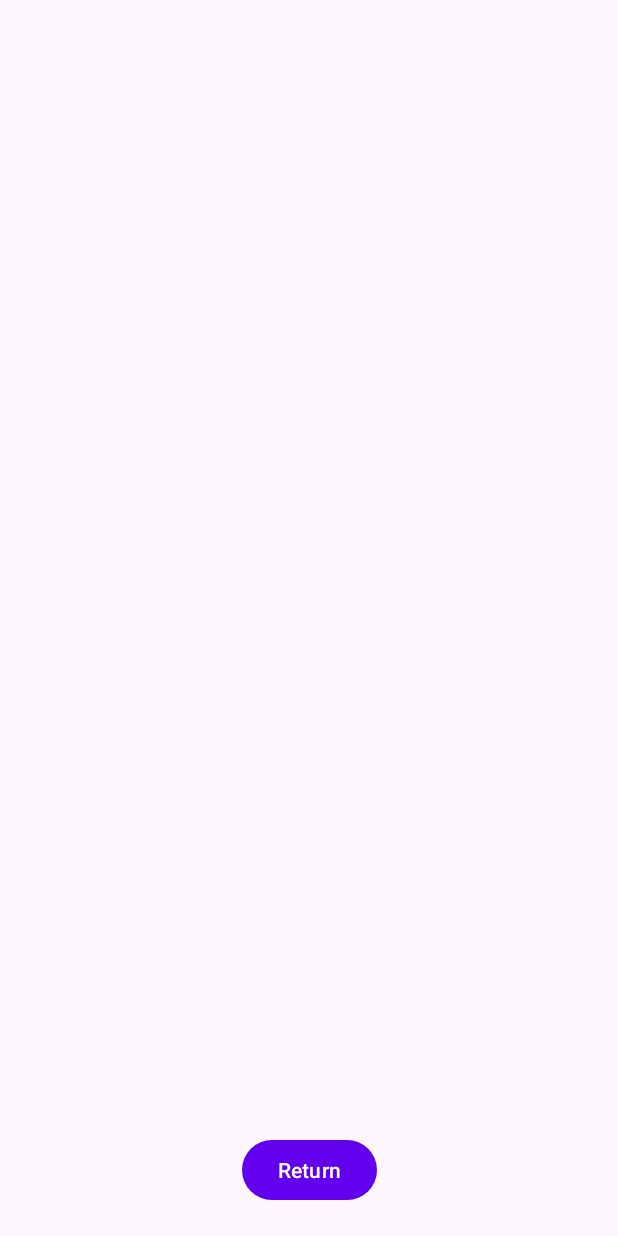
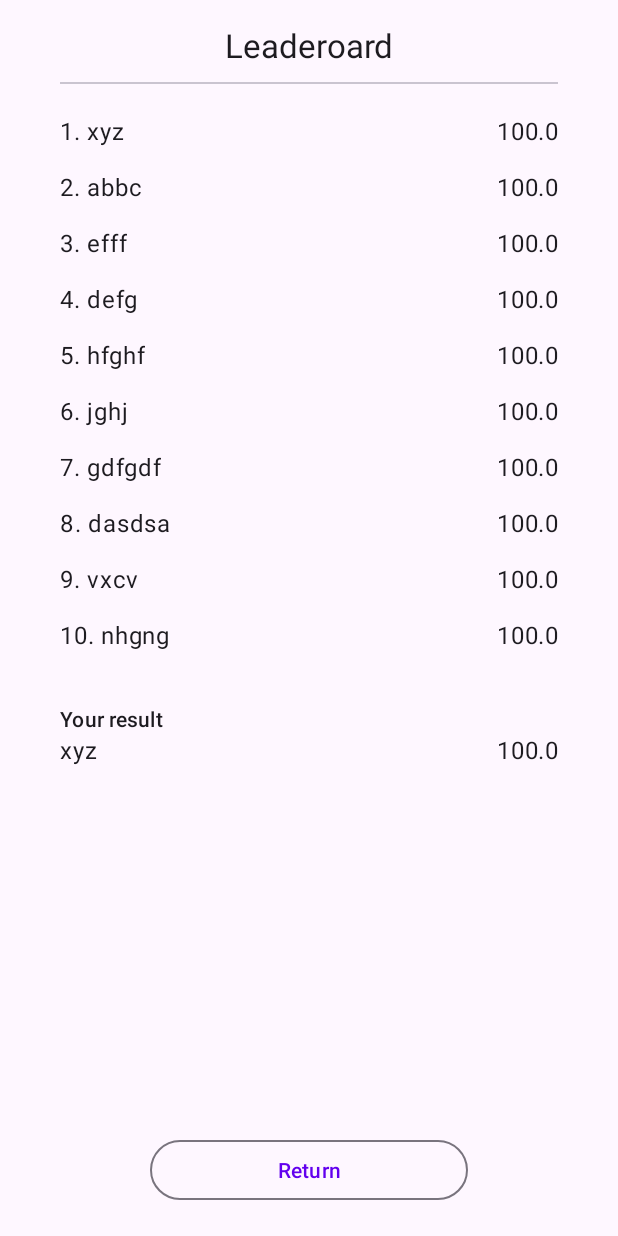
Before and after one commit to MagdalenaBator222/Ishihara_test, an Android app: the LeaderboardFragment screen opened through its navigation route, on a phone screen of 412 x 824 dp. Run offline under Robolectric (Android 15) with nearby library versions, the phone set to English and light mode, and no system bars.

Commit message:
Leaderboard screen + temporary adapter

```diff
--- /dev/null
+++ b/app/src/main/java/com/pl/agh/bator/ishihara_test/LeaderboardAdapter.kt
@@ -0,0 +1,32 @@
+package com.pl.agh.bator.ishihara_test
+
+import android.view.LayoutInflater
+import android.view.View
+import android.view.ViewGroup
+import android.widget.TextView
+import androidx.constraintlayout.widget.ConstraintLayout
+import androidx.recyclerview.widget.RecyclerView
+
+class LeaderboardAdapter (private val dataset: List<LeaderboardScore>) : RecyclerView.Adapter<LeaderboardAdapter.LeaderboardViewHolder>() {
+    class LeaderboardViewHolder(private val view: View) : RecyclerView.ViewHolder(view) {
+        val itemView: ConstraintLayout = view.findViewById(R.id.leaderboard_item)
+    }
+
+    override fun onCreateViewHolder(parent: ViewGroup, viewType: Int): LeaderboardViewHolder {
+        val adapterLayout = LayoutInflater.from(parent.context)
+            .inflate(R.layout.leaderboard_item, parent, false)
+        return LeaderboardViewHolder(adapterLayout)
+    }
+
+    override fun getItemCount(): Int {
+        return dataset.size
+    }
+
+    override fun onBindViewHolder(holder: LeaderboardViewHolder, position: Int) {
+        val score = dataset[position]
+        holder.itemView.findViewById<TextView>(R.id.place_and_name).text =
+            "${score.position}. ${score.name}"
+        holder.itemView.findViewById<TextView>(R.id.score).text =
+            "${score.score}"
+    }
+}
--- a/app/src/main/java/com/pl/agh/bator/ishihara_test/LeaderboardFragment.kt
+++ b/app/src/main/java/com/pl/agh/bator/ishihara_test/LeaderboardFragment.kt
@@ -1,5 +1,6 @@
 package com.pl.agh.bator.ishihara_test
 
+import android.content.Context
 import android.os.Bundle
 import androidx.fragment.app.Fragment
 import android.view.LayoutInflater
@@ -27,6 +28,12 @@ class LeaderboardFragment : Fragment() {
     ): View? {
         // Inflate the layout for this fragment
         _binding = FragmentLeaderboardBinding.inflate(inflater, container, false)
+
+        // temporary displaying made up leaderboard
+        val mockupData = MockupData().loadMockup()
+        val recyclerView = _binding!!.recyclerView
+        recyclerView.adapter = LeaderboardAdapter(mockupData)
+
         return binding.root
     }
 
--- /dev/null
+++ b/app/src/main/java/com/pl/agh/bator/ishihara_test/LeaderboardScore.kt
@@ -0,0 +1,3 @@
+package com.pl.agh.bator.ishihara_test
+
+data class LeaderboardScore(val position: Int, val name: String, val score: Float)
--- /dev/null
+++ b/app/src/main/java/com/pl/agh/bator/ishihara_test/MockupData.kt
@@ -0,0 +1,18 @@
+package com.pl.agh.bator.ishihara_test
+
+class MockupData {
+    fun loadMockup(): List<LeaderboardScore> {
+        return listOf(
+            LeaderboardScore(1, "xyz", 100.0F),
+            LeaderboardScore(2, "abbc", 100.0F),
+            LeaderboardScore(3, "efff", 100.0F),
+            LeaderboardScore(4, "defg", 100.0F),
+            LeaderboardScore(5, "hfghf", 100.0F),
+            LeaderboardScore(6, "jghj", 100.0F),
+            LeaderboardScore(7, "gdfgdf", 100.0F),
+            LeaderboardScore(8, "dasdsa", 100.0F),
+            LeaderboardScore(9, "vxcv", 100.0F),
+            LeaderboardScore(10, "nhgng", 100.0F)
+        )
+    }
+}
--- a/app/src/main/res/layout/fragment_leaderboard.xml
+++ b/app/src/main/res/layout/fragment_leaderboard.xml
@@ -6,14 +6,78 @@
     android:layout_width="match_parent"
     android:layout_height="match_parent"
     tools:context=".LeaderboardFragment">
+    <TextView
+        android:id="@+id/score_title"
+        android:layout_width="wrap_content"
+        android:layout_height="wrap_content"
+        app:layout_constraintEnd_toEndOf="parent"
+        app:layout_constraintStart_toStartOf="parent"
+        app:layout_constraintTop_toTopOf="parent"
+        android:layout_marginTop="15dp"
+        android:text="@string/leaderoard_title"
+        android:textAppearance="@style/TextAppearance.Material3.TitleLarge"/>
+    <com.google.android.material.divider.MaterialDivider
+        android:id="@+id/score_divider"
+        android:layout_width="wrap_content"
+        android:layout_height="wrap_content"
+        app:layout_constraintLeft_toLeftOf="parent"
+        app:layout_constraintRight_toRightOf="parent"
+        app:layout_constraintTop_toBottomOf="@id/score_title"
+        android:layout_marginTop="10dp"
+        app:dividerInsetStart="40dp"
+        app:dividerInsetEnd="40dp"
+        />
+
+    <androidx.recyclerview.widget.RecyclerView
+        android:id="@+id/recycler_view"
+        android:layout_width="match_parent"
+        android:layout_height="wrap_content"
+        android:scrollbars="vertical"
+        app:layoutManager="LinearLayoutManager"
+        app:layout_constraintLeft_toLeftOf="parent"
+        app:layout_constraintRight_toRightOf="parent"
+        app:layout_constraintTop_toBottomOf="@+id/score_divider"
+        android:layout_marginTop="20dp"/>
+
+    <TextView
+        android:id="@+id/result_caption"
+        android:layout_width="wrap_content"
+        android:layout_height="wrap_content"
+        app:layout_constraintTop_toBottomOf="@id/recycler_view"
+        app:layout_constraintLeft_toLeftOf="parent"
+        android:layout_marginLeft="40dp"
+        android:layout_marginTop="20dp"
+        style="@style/TextAppearance.Material3.LabelLarge"
+        android:text="@string/result_caption"/>
+    <TextView
+        android:id="@+id/name"
+        android:layout_width="wrap_content"
+        android:layout_height="wrap_content"
+        android:text="xyz"
+        style="@style/TextAppearance.Material3.BodyLarge"
+        app:layout_constraintLeft_toLeftOf="parent"
+        app:layout_constraintTop_toBottomOf="@id/result_caption"
+        android:layout_marginStart="40dp"/>
+    <TextView
+        android:id="@+id/score"
+        android:layout_width="wrap_content"
+        android:layout_height="wrap_content"
+        style="@style/TextAppearance.Material3.BodyLarge"
+        android:text="100.0"
+        app:layout_constraintRight_toRightOf="parent"
+        app:layout_constraintTop_toBottomOf="@id/result_caption"
+        android:layout_marginEnd="40dp"/>
+
     <Button
         android:id="@+id/return_to_menu"
-        android:layout_width="wrap_content"
+        android:layout_width="match_parent"
         android:layout_height="wrap_content"
         app:layout_constraintBottom_toBottomOf="parent"
-        app:layout_constraintLeft_toLeftOf="parent"
         app:layout_constraintRight_toRightOf="parent"
+        android:layout_marginStart="100dp"
+        android:layout_marginEnd="100dp"
         android:layout_marginBottom="20dp"
         android:text="@string/return_button"
+        style="@style/Widget.Material3.Button.OutlinedButton"
         />
 </androidx.constraintlayout.widget.ConstraintLayout>
--- /dev/null
+++ b/app/src/main/res/layout/leaderboard_item.xml
@@ -0,0 +1,27 @@
+<?xml version="1.0" encoding="utf-8"?>
+<androidx.constraintlayout.widget.ConstraintLayout xmlns:android="http://schemas.android.com/apk/res/android"
+    android:layout_width="match_parent"
+    android:layout_height="wrap_content"
+    xmlns:app="http://schemas.android.com/apk/res-auto"
+    android:id="@+id/leaderboard_item"
+    android:layout_marginBottom="15dp">
+<TextView
+    android:id="@+id/place_and_name"
+    android:layout_width="wrap_content"
+    android:layout_height="wrap_content"
+    app:layout_constraintTop_toTopOf="parent"
+    android:text="1. xyz"
+    style="@style/TextAppearance.Material3.BodyLarge"
+    app:layout_constraintLeft_toLeftOf="parent"
+    android:layout_marginStart="40dp"/>
+<TextView
+    android:id="@+id/score"
+    android:layout_width="wrap_content"
+    android:layout_height="wrap_content"
+    app:layout_constraintTop_toTopOf="parent"
+    style="@style/TextAppearance.Material3.BodyLarge"
+    android:text="120.0"
+    app:layout_constraintRight_toRightOf="parent"
+    android:layout_marginEnd="40dp"/>
+
+</androidx.constraintlayout.widget.ConstraintLayout>
--- a/app/src/main/res/values/strings.xml
+++ b/app/src/main/res/values/strings.xml
@@ -14,4 +14,6 @@
     <string name="lorem_ipsum">Lorem ipsum dolor sit amet, consectetur adipiscing elit. Etiam ac mauris quam. Pellentesque habitant morbi tristique senectus et netus et malesuada fames ac turpis egestas. Vivamus sollicitudin, nunc a molestie lobortis, purus sapien convallis nibh, eu finibus augue lacus id libero.</string>
     <string name="correct_answers">Correct answers</string>
     <string name="question">What do you see?</string>
+    <string name="leaderoard_title">Leaderoard</string>
+    <string name="result_caption">Your result</string>
 </resources>
```
